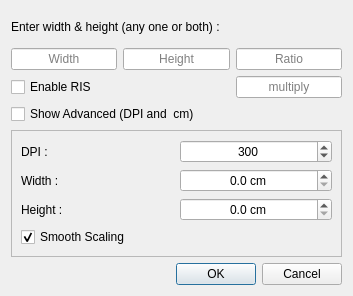
Before: the Qt Designer form src/resize_dialog.ui in ImageProcessing-ElectronicPublications/photoquick, drawn with Qt 5.
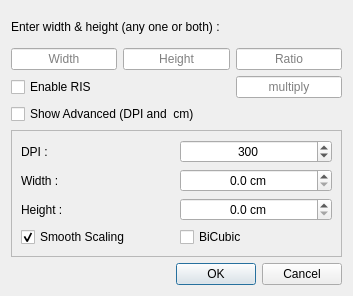
After: the same form once the commit is applied.

Commit message: 4.3.8: fix #29: BiCubic Resize

Diff of the .ui file:
```diff
--- a/src/resize_dialog.ui
+++ b/src/resize_dialog.ui
@@ -163,6 +163,16 @@
         </property>
        </widget>
       </item>
+      <item row="3" column="1">
+       <widget class="QCheckBox" name="cubicScaling">
+        <property name="text">
+         <string>BiCubic</string>
+        </property>
+        <property name="checked">
+         <bool>false</bool>
+        </property>
+       </widget>
+      </item>
      </layout>
     </widget>
    </item>
```
The commit also changes 2 other files.
